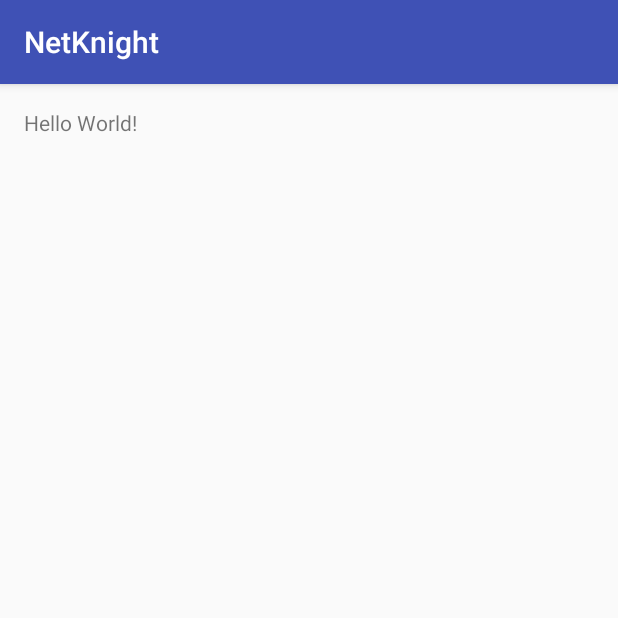
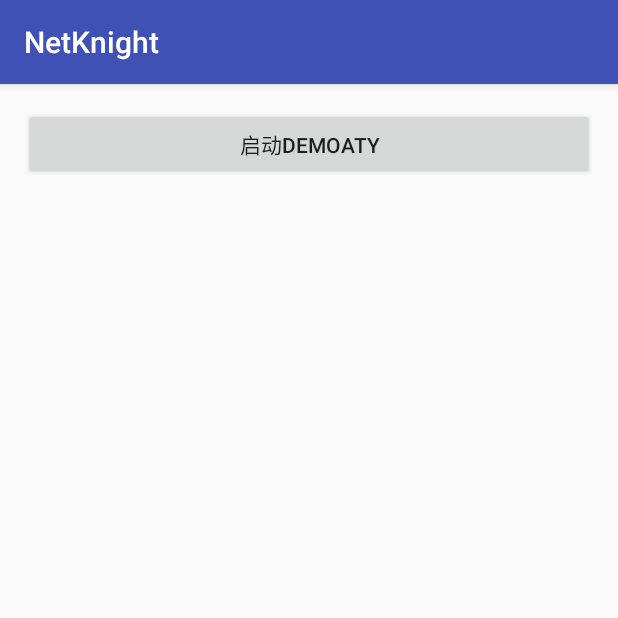
Before and after one commit to pencil-box/NetKnight, an Android app: the screen it shows after launch (MainActivity), on a phone screen of 412 x 824 dp, the top half of it. Run offline under Robolectric (Android 15) with nearby library versions, the phone set to English and light mode, and no system bars.

Commit message:
construct mvp demo

```diff
--- a/app/src/main/AndroidManifest.xml
+++ b/app/src/main/AndroidManifest.xml
@@ -15,6 +15,9 @@
                 <category android:name="android.intent.category.LAUNCHER" />
             </intent-filter>
         </activity>
+
+        <activity android:name=".view.DemoAty"></activity>
+
     </application>
 
 </manifest>
--- a/app/src/main/java/com/pencilbox/netknight/MainActivity.java
+++ b/app/src/main/java/com/pencilbox/netknight/MainActivity.java
@@ -1,13 +1,30 @@
 package com.pencilbox.netknight;
 
+import android.content.Intent;
 import android.support.v7.app.AppCompatActivity;
 import android.os.Bundle;
+import android.view.View;
+import android.widget.Button;
+
+import com.pencilbox.netknight.view.DemoAty;
 
 public class MainActivity extends AppCompatActivity {
+
+
+    private Button mDemoBtn2DemoAty;
 
     @Override
     protected void onCreate(Bundle savedInstanceState) {
         super.onCreate(savedInstanceState);
         setContentView(R.layout.activity_main);
+
+        mDemoBtn2DemoAty = (Button) findViewById(R.id.btn_2_demo_aty);
+
+        mDemoBtn2DemoAty.setOnClickListener(new View.OnClickListener() {
+            @Override
+            public void onClick(View view) {
+                startActivity(new Intent(MainActivity.this, DemoAty.class));
+            }
+        });
     }
 }
--- a/app/src/main/res/layout/activity_main.xml
+++ b/app/src/main/res/layout/activity_main.xml
@@ -9,8 +9,11 @@
     android:paddingTop="@dimen/activity_vertical_margin"
     tools:context="com.pencilbox.netknight.MainActivity">
 
-    <TextView
-        android:layout_width="wrap_content"
+
+    <Button
+        android:layout_width="match_parent"
         android:layout_height="wrap_content"
-        android:text="Hello World!" />
+        android:text="启动DemoAty"
+        android:id="@+id/btn_2_demo_aty"/>
+
 </RelativeLayout>
```
Also changed, not shown: app/src/main/java/com/pencilbox/netknight/model/DemoModel.java (added, +17 -0 lines), app/src/main/java/com/pencilbox/netknight/presentor/DemoPresenter.java (added, +56 -0 lines), app/src/main/java/com/pencilbox/netknight/presentor/IDemoPresenter.java (added, +9 -0 lines), app/src/main/java/com/pencilbox/netknight/view/DemoAty.java (added, +67 -0 lines), app/src/main/java/com/pencilbox/netknight/view/IDemoView.java (added, +10 -0 lines), app/src/main/res/layout/aty_demo.xml (added, +18 -0 lines), 1 other file.
